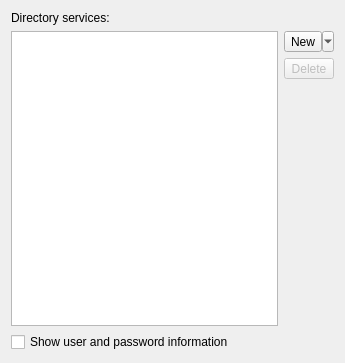
KDE/libkleo, file src/ui/directoryserviceswidget.ui: the form before one commit.
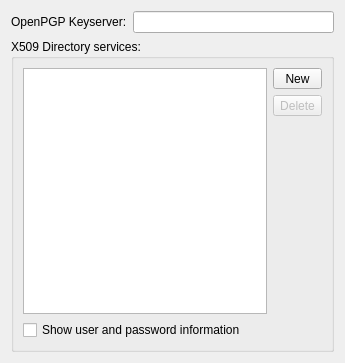
The form after the commit.

Commit message: Simplify and split DirectoryServicesWidget

```diff
--- a/src/ui/directoryserviceswidget.ui
+++ b/src/ui/directoryserviceswidget.ui
@@ -15,18 +15,26 @@
   </property>
   <layout class="QVBoxLayout" name="verticalLayout">
    <item>
-    <widget class="QLabel" name="x500LA">
-     <property name="frameShape">
-      <enum>QFrame::NoFrame</enum>
-     </property>
-     <property name="frameShadow">
-      <enum>QFrame::Plain</enum>
-     </property>
+    <layout class="QHBoxLayout" name="horizontalLayout">
+     <item>
+      <widget class="QLabel" name="pgpKSLabel">
      <property name="text">
-      <string>Directory services:</string>
+        <string>OpenPGP Keyserver:</string>
      </property>
     </widget>
    </item>
+     <item>
+      <widget class="QLineEdit" name="pgpKeyserver">
+      </widget>
+     </item>
+    </layout>
+   </item>
+   <item>
+    <widget class="QGroupBox" name="x500LA">
+     <property name="title">
+      <string>X509 Directory services:</string>
+     </property>
+     <layout class="QVBoxLayout" name="grpVbox">
    <item>
     <layout class="QHBoxLayout" name="horizontalLayout">
      <item>
@@ -67,12 +75,6 @@
          <property name="text">
           <string>New</string>
          </property>
-         <property name="popupMode">
-          <enum>QToolButton::MenuButtonPopup</enum>
-         </property>
-         <property name="toolButtonStyle">
-          <enum>Qt::ToolButtonTextBesideIcon</enum>
-         </property>
         </widget>
        </item>
        <item>
@@ -132,6 +134,9 @@
    </item>
   </layout>
  </widget>
+   </item>
+  </layout>
+ </widget>
  <resources/>
  <connections>
   <connection>
```
Left out of the diff: 6 changed lines with no effect on the pictures. Lines whose indentation alone changed are shown as unchanged. The commit also changes 2 other files.
